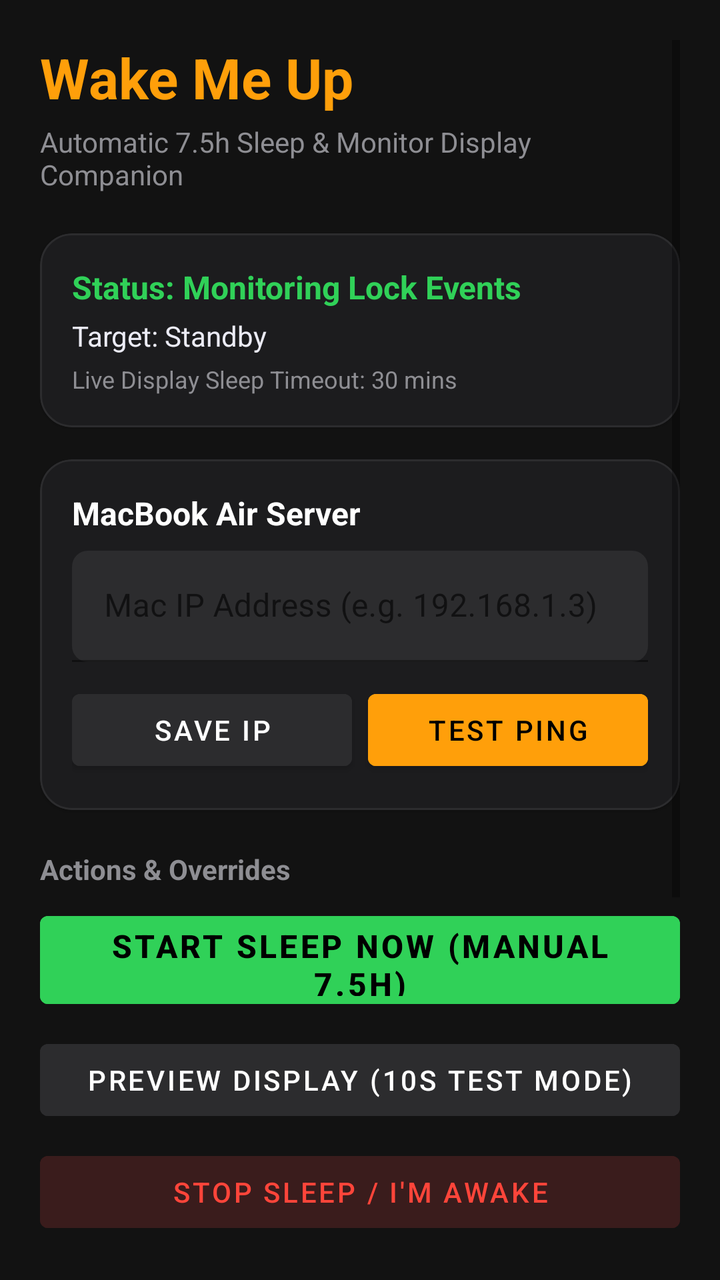
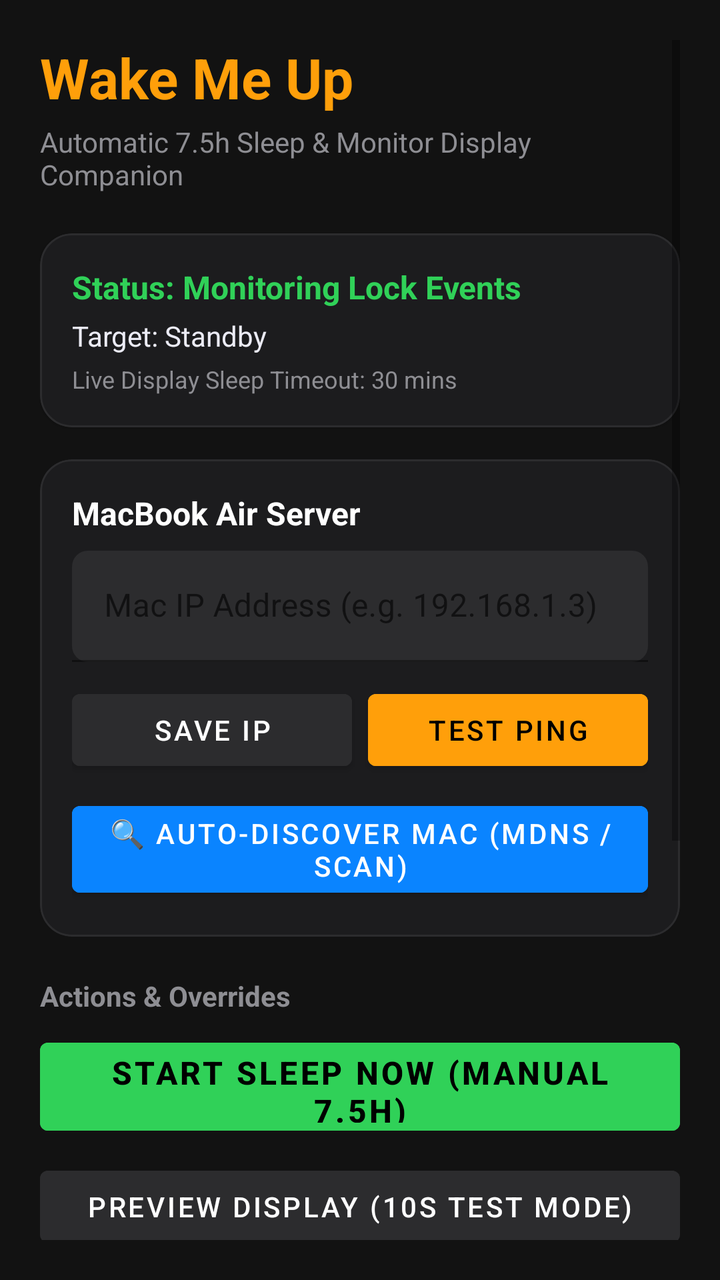

An Android layout rendered at two revisions. The XML below is the earlier revision; the diff shows what the commit changed to produce the second picture.
<!-- AndroidManifest.xml: application theme Theme.Material3.DayNight.NoActionBar -->
<!-- res/layout/activity_main.xml -->
<?xml version="1.0" encoding="utf-8"?>
<ScrollView xmlns:android="http://schemas.android.com/apk/res/android"
    xmlns:app="http://schemas.android.com/apk/res-auto"
    android:layout_width="match_parent"
    android:layout_height="match_parent"
    android:background="#121212"
    android:padding="20dp">

    <LinearLayout
        android:layout_width="match_parent"
        android:layout_height="wrap_content"
        android:orientation="vertical">

        
        <TextView
            android:layout_width="wrap_content"
            android:layout_height="wrap_content"
            android:text="Wake Me Up"
            android:textColor="#FF9F0A"
            android:textSize="28sp"
            android:textStyle="bold" />

        <TextView
            android:layout_width="wrap_content"
            android:layout_height="wrap_content"
            android:layout_marginTop="4dp"
            android:text="Automatic 7.5h Sleep &amp; Monitor Display Companion"
            android:textColor="#8E8E93"
            android:textSize="14sp" />

        
        <com.google.android.material.card.MaterialCardView
            android:layout_width="match_parent"
            android:layout_height="wrap_content"
            android:layout_marginTop="20dp"
            app:cardBackgroundColor="#1C1C1E"
            app:cardCornerRadius="16dp"
            app:strokeColor="#2C2C2E"
            app:strokeWidth="1dp">

            <LinearLayout
                android:layout_width="match_parent"
                android:layout_height="wrap_content"
                android:orientation="vertical"
                android:padding="16dp">

                <TextView
                    android:id="@+id/tvSleepStatus"
                    android:layout_width="wrap_content"
                    android:layout_height="wrap_content"
                    android:text="Status: Monitoring Lock Events"
                    android:textColor="#30D158"
                    android:textSize="16sp"
                    android:textStyle="bold" />

                <TextView
                    android:id="@+id/tvWakeTarget"
                    android:layout_width="wrap_content"
                    android:layout_height="wrap_content"
                    android:layout_marginTop="4dp"
                    android:text="Target: Standby"
                    android:textColor="#EBEBF5"
                    android:textSize="14sp" />

                <TextView
                    android:id="@+id/tvDisplayTimeout"
                    android:layout_width="wrap_content"
                    android:layout_height="wrap_content"
                    android:layout_marginTop="4dp"
                    android:text="Live Display Sleep Timeout: 30 mins"
                    android:textColor="#8E8E93"
                    android:textSize="12sp" />

            </LinearLayout>
        </com.google.android.material.card.MaterialCardView>

        
        <com.google.android.material.card.MaterialCardView
            android:layout_width="match_parent"
            android:layout_height="wrap_content"
            android:layout_marginTop="16dp"
            app:cardBackgroundColor="#1C1C1E"
            app:cardCornerRadius="16dp"
            app:strokeColor="#2C2C2E"
            app:strokeWidth="1dp">

            <LinearLayout
                android:layout_width="match_parent"
                android:layout_height="wrap_content"
                android:orientation="vertical"
                android:padding="16dp">

                <TextView
                    android:layout_width="wrap_content"
                    android:layout_height="wrap_content"
                    android:text="MacBook Air Server"
                    android:textColor="#FFFFFF"
                    android:textSize="16sp"
                    android:textStyle="bold" />

                <com.google.android.material.textfield.TextInputLayout
                    android:layout_width="match_parent"
                    android:layout_height="wrap_content"
                    android:layout_marginTop="8dp"
                    android:hint="Mac IP Address (e.g. 192.168.1.3)"
                    app:boxBackgroundColor="#2C2C2E"
                    app:boxCornerRadiusBottomEnd="8dp"
                    app:boxCornerRadiusBottomStart="8dp"
                    app:boxCornerRadiusTopEnd="8dp"
                    app:boxCornerRadiusTopStart="8dp">

                    <com.google.android.material.textfield.TextInputEditText
                        android:id="@+id/etMacHost"
                        android:layout_width="match_parent"
                        android:layout_height="wrap_content"
                        android:inputType="textUri"
                        android:textColor="#FFFFFF" />
                </com.google.android.material.textfield.TextInputLayout>

                <LinearLayout
                    android:layout_width="match_parent"
                    android:layout_height="wrap_content"
                    android:layout_marginTop="10dp"
                    android:orientation="horizontal">

                    <Button
                        android:id="@+id/btnSaveHost"
                        android:layout_width="0dp"
                        android:layout_height="wrap_content"
                        android:layout_weight="1"
                        android:backgroundTint="#2C2C2E"
                        android:text="Save IP"
                        android:textColor="#FFFFFF" />

                    <Button
                        android:id="@+id/btnTestConnection"
                        android:layout_width="0dp"
                        android:layout_height="wrap_content"
                        android:layout_marginStart="8dp"
                        android:layout_weight="1"
                        android:backgroundTint="#FF9F0A"
                        android:text="Test Ping"
                        android:textColor="#000000" />
                </LinearLayout>

            </LinearLayout>
        </com.google.android.material.card.MaterialCardView>

        
        <TextView
            android:layout_width="wrap_content"
            android:layout_height="wrap_content"
            android:layout_marginTop="20dp"
            android:text="Actions &amp; Overrides"
            android:textColor="#8E8E93"
            android:textSize="14sp"
            android:textStyle="bold" />

        <Button
            android:id="@+id/btnManualSleep"
            android:layout_width="match_parent"
            android:layout_height="56dp"
            android:layout_marginTop="8dp"
            android:backgroundTint="#30D158"
            android:text="Start Sleep Now (Manual 7.5h)"
            android:textColor="#000000"
            android:textSize="16sp"
            android:textStyle="bold" />

        <Button
            android:id="@+id/btnTestMode"
            android:layout_width="match_parent"
            android:layout_height="48dp"
            android:layout_marginTop="8dp"
            android:backgroundTint="#2C2C2E"
            android:text="Preview Display (10s Test Mode)"
            android:textColor="#FFFFFF" />

        <Button
            android:id="@+id/btnStopSleep"
            android:layout_width="match_parent"
            android:layout_height="48dp"
            android:layout_marginTop="8dp"
            android:backgroundTint="#3A1C1C"
            android:text="Stop Sleep / I'm Awake"
            android:textColor="#FF453A" />

        
        <TextView
            android:layout_width="wrap_content"
            android:layout_height="wrap_content"
            android:layout_marginTop="24dp"
            android:text="OnePlus / OxygenOS Setup Checklist"
            android:textColor="#FF9F0A"
            android:textSize="14sp"
            android:textStyle="bold" />

        <Button
            android:id="@+id/btnBatteryOpt"
            android:layout_width="match_parent"
            android:layout_height="wrap_content"
            android:layout_marginTop="8dp"
            android:backgroundTint="#2C2C2E"
            android:text="1. Disable Battery Optimization"
            android:textColor="#FFFFFF" />

        <Button
            android:id="@+id/btnUsageAccess"
            android:layout_width="match_parent"
            android:layout_height="wrap_content"
            android:layout_marginTop="6dp"
            android:backgroundTint="#2C2C2E"
            android:text="2. Grant Usage Access (Inactivity Check)"
            android:textColor="#FFFFFF" />

        <Button
            android:id="@+id/btnAccessibility"
            android:layout_width="match_parent"
            android:layout_height="wrap_content"
            android:layout_marginTop="6dp"
            android:backgroundTint="#2C2C2E"
            android:text="3. Enable Watchdog (Accessibility)"
            android:textColor="#FFFFFF" />

        <Button
            android:id="@+id/btnAutoLaunch"
            android:layout_width="match_parent"
            android:layout_height="wrap_content"
            android:layout_marginTop="6dp"
            android:backgroundTint="#2C2C2E"
            android:text="4. OnePlus Auto-Launch Manager"
            android:textColor="#FFFFFF" />

    </LinearLayout>
</ScrollView>
<!-- resources referenced by this layout -->
<resources>
  <style name="Theme.Material3.DayNight.NoActionBar" parent="Theme.MaterialComponents.DayNight.NoActionBar">
          <item name="colorPrimary">#FF9F0A</item>
          <item name="colorSecondary">#30D158</item>
          <item name="android:statusBarColor">#121212</item>
      </style>
</resources>

<!-- the commit's change to res/layout/activity_main.xml (unified diff, before → after) -->
@@ -143,6 +143,15 @@
                         android:textColor="#000000" />
                 </LinearLayout>
 
+                <Button
+                    android:id="@+id/btnAutoDiscover"
+                    android:layout_width="match_parent"
+                    android:layout_height="wrap_content"
+                    android:layout_marginTop="8dp"
+                    android:backgroundTint="#0A84FF"
+                    android:text="🔍 Auto-Discover Mac (mDNS / Scan)"
+                    android:textColor="#FFFFFF" />
+
             </LinearLayout>
         </com.google.android.material.card.MaterialCardView>
 
